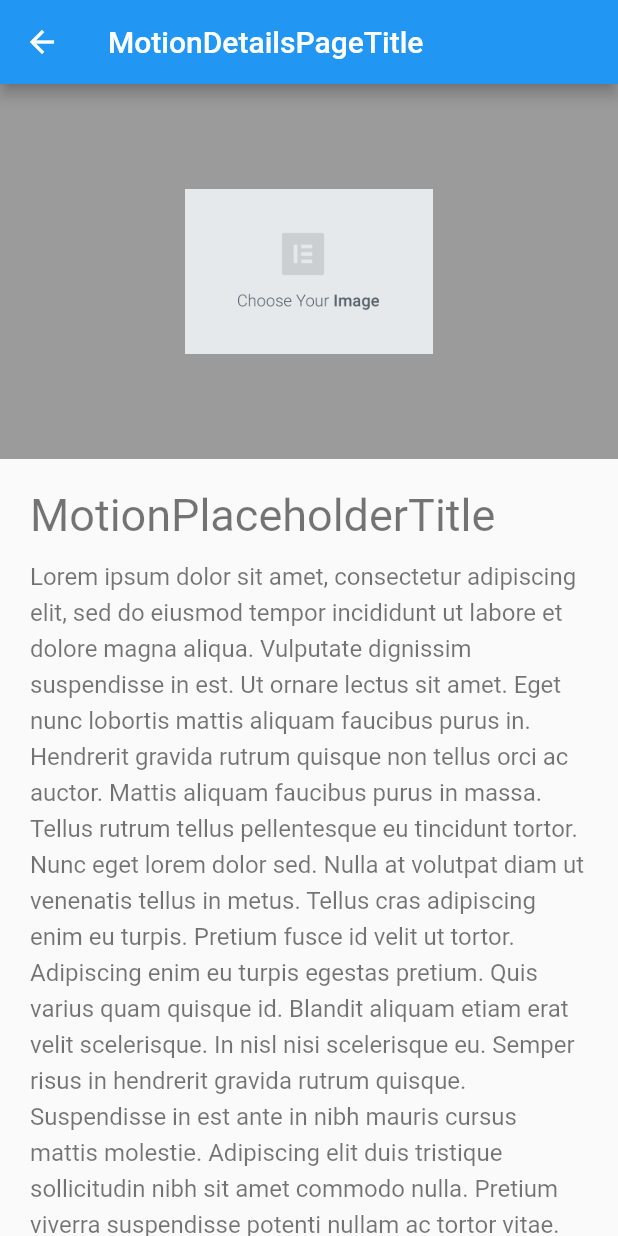
After one commit to fuwamaki/function-confirm-flutter, a Flutter app: the OpenContainerTransformDemo screen opened directly, after a tap on "MotionPlaceholderTitle", on a phone screen of 412 x 824 dp. The commit adds this screen. Run offline on Flutter 3.47's test engine with Material 2 defaults, Android fonts, the phone set to English and light mode, and no system bars; our stand-ins replace fluttertoast; generated files the repository leaves out were written again.

Commit message:
add segue_animation_page

```diff
--- a/lib/component/home_list.dart
+++ b/lib/component/home_list.dart
@@ -4,6 +4,7 @@ import '../screen/sample_page.dart';
 import '../screen/test_list_page.dart';
 import '../screen/typography_page.dart';
 import '../screen/color_palette_page.dart';
+import '../screen/segue_animation_page.dart';
 
 Widget homeList(BuildContext context) {
   return ListView(children: [
@@ -23,5 +24,11 @@ Widget homeList(BuildContext context) {
       Navigator.push(
           context, MaterialPageRoute(builder: (context) => ColorPalettePage()));
     }),
+    homeListItem("segue animation", () {
+      Navigator.push(
+          context,
+          MaterialPageRoute(
+              builder: (context) => OpenContainerTransformDemo()));
+    }),
   ]);
 }
--- /dev/null
+++ b/lib/screen/segue_animation_page.dart
@@ -0,0 +1,566 @@
+// Copyright 2019 The Flutter Authors. All rights reserved.
+// Use of this source code is governed by a BSD-style license that can be
+// found in the LICENSE file.
+
+import 'package:animations/animations.dart';
+import 'package:flutter/material.dart';
+
+const String _loremIpsumParagraph =
+    'Lorem ipsum dolor sit amet, consectetur adipiscing elit, sed do eiusmod '
+    'tempor incididunt ut labore et dolore magna aliqua. Vulputate dignissim '
+    'suspendisse in est. Ut ornare lectus sit amet. Eget nunc lobortis mattis '
+    'aliquam faucibus purus in. Hendrerit gravida rutrum quisque non tellus '
+    'orci ac auctor. Mattis aliquam faucibus purus in massa. Tellus rutrum '
+    'tellus pellentesque eu tincidunt tortor. Nunc eget lorem dolor sed. Nulla '
+    'at volutpat diam ut venenatis tellus in metus. Tellus cras adipiscing enim '
+    'eu turpis. Pretium fusce id velit ut tortor. Adipiscing enim eu turpis '
+    'egestas pretium. Quis varius quam quisque id. Blandit aliquam etiam erat '
+    'velit scelerisque. In nisl nisi scelerisque eu. Semper risus in hendrerit '
+    'gravida rutrum quisque. Suspendisse in est ante in nibh mauris cursus '
+    'mattis molestie. Adipiscing elit duis tristique sollicitudin nibh sit '
+    'amet commodo nulla. Pretium viverra suspendisse potenti nullam ac tortor '
+    'vitae.\n'
+    '\n'
+    'Lorem ipsum dolor sit amet, consectetur adipiscing elit, sed do eiusmod '
+    'tempor incididunt ut labore et dolore magna aliqua. Vulputate dignissim '
+    'suspendisse in est. Ut ornare lectus sit amet. Eget nunc lobortis mattis '
+    'aliquam faucibus purus in. Hendrerit gravida rutrum quisque non tellus '
+    'orci ac auctor. Mattis aliquam faucibus purus in massa. Tellus rutrum '
+    'tellus pellentesque eu tincidunt tortor. Nunc eget lorem dolor sed. Nulla '
+    'at volutpat diam ut venenatis tellus in metus. Tellus cras adipiscing enim '
+    'eu turpis. Pretium fusce id velit ut tortor. Adipiscing enim eu turpis '
+    'egestas pretium. Quis varius quam quisque id. Blandit aliquam etiam erat '
+    'velit scelerisque. In nisl nisi scelerisque eu. Semper risus in hendrerit '
+    'gravida rutrum quisque. Suspendisse in est ante in nibh mauris cursus '
+    'mattis molestie. Adipiscing elit duis tristique sollicitudin nibh sit '
+    'amet commodo nulla. Pretium viverra suspendisse potenti nullam ac tortor '
+    'vitae';
+
+const double _fabDimension = 56;
+
+class OpenContainerTransformDemo extends StatefulWidget {
+  const OpenContainerTransformDemo({Key? key}) : super(key: key);
+
+  @override
+  State<OpenContainerTransformDemo> createState() =>
+      _OpenContainerTransformDemoState();
+}
+
+class _OpenContainerTransformDemoState
+    extends State<OpenContainerTransformDemo> {
+  final GlobalKey<ScaffoldState> _scaffoldKey = GlobalKey<ScaffoldState>();
+  ContainerTransitionType _transitionType = ContainerTransitionType.fade;
+
+  void _showSettingsBottomModalSheet(BuildContext context) {
+    showModalBottomSheet<void>(
+      context: context,
+      builder: (context) {
+        return StatefulBuilder(
+          builder: (context, setModalState) {
+            return Container(
+              height: 125,
+              padding: const EdgeInsets.all(15),
+              child: Column(
+                crossAxisAlignment: CrossAxisAlignment.start,
+                children: [
+                  Text(
+                    "TransformModalBottomSheetTitle",
+                    style: Theme.of(context).textTheme.caption,
+                  ),
+                  const SizedBox(
+                    height: 12,
+                  ),
+                  ToggleButtons(
+                    borderRadius: BorderRadius.circular(2),
+                    selectedBorderColor: Theme.of(context).colorScheme.primary,
+                    onPressed: (index) {
+                      setModalState(() {
+                        setState(() {
+                          _transitionType = index == 0
+                              ? ContainerTransitionType.fade
+                              : ContainerTransitionType.fadeThrough;
+                        });
+                      });
+                    },
+                    isSelected: <bool>[
+                      _transitionType == ContainerTransitionType.fade,
+                      _transitionType == ContainerTransitionType.fadeThrough,
+                    ],
+                    children: [
+                      Text(
+                        "Fade",
+                      ),
+                      Padding(
+                        padding: const EdgeInsets.symmetric(
+                          horizontal: 10,
+                        ),
+                        child: Text(
+                          "FadeThrough",
+                        ),
+                      ),
+                    ],
+                  ),
+                ],
+              ),
+            );
+          },
+        );
+      },
+    );
+  }
+
+  @override
+  Widget build(BuildContext context) {
+    final colorScheme = Theme.of(context).colorScheme;
+
+    return Navigator(
+      // Adding [ValueKey] to make sure that the widget gets rebuilt when
+      // changing type.
+      key: ValueKey(_transitionType),
+      onGenerateRoute: (settings) {
+        return MaterialPageRoute<void>(
+          builder: (context) => Scaffold(
+            key: _scaffoldKey,
+            appBar: AppBar(
+              title: Column(
+                children: [
+                  Text(
+                    "TransformTitle",
+                  ),
+                  Text(
+                    '(${"TransformDemoInstructions"})',
+                    style: Theme.of(context)
+                        .textTheme
+                        .subtitle2!
+                        .copyWith(color: Colors.white),
+                  ),
+                ],
+              ),
+              actions: [
+                IconButton(
+                  icon: const Icon(
+                    Icons.settings,
+                  ),
+                  onPressed: () {
+                    _showSettingsBottomModalSheet(context);
+                  },
+                ),
+              ],
+            ),
+            body: ListView(
+              padding: const EdgeInsets.all(8),
+              children: [
+                _OpenContainerWrapper(
+                  transitionType: _transitionType,
+                  closedBuilder: (context, openContainer) {
+                    return _DetailsCard(openContainer: openContainer);
+                  },
+                ),
+                const SizedBox(height: 16),
+                _OpenContainerWrapper(
+                  transitionType: _transitionType,
+                  closedBuilder: (context, openContainer) {
+                    return _DetailsListTile(openContainer: openContainer);
+                  },
+                ),
+                const SizedBox(
+                  height: 16,
+                ),
+                Row(
+                  children: [
+                    Expanded(
+                      child: _OpenContainerWrapper(
+                        transitionType: _transitionType,
+                        closedBuilder: (context, openContainer) {
+                          return _SmallDetailsCard(
+                            openContainer: openContainer,
+                            subtitle: "MotionPlaceholderSubtitle",
+                          );
+                        },
+                      ),
+                    ),
+                    const SizedBox(
+                      width: 8,
+                    ),
+                    Expanded(
+                      child: _OpenContainerWrapper(
+                        transitionType: _transitionType,
+                        closedBuilder: (context, openContainer) {
+                          return _SmallDetailsCard(
+                            openContainer: openContainer,
+                            subtitle: "MotionPlaceholderSubtitle",
+                          );
+                        },
+                      ),
+                    ),
+                  ],
+                ),
+                const SizedBox(
+                  height: 16,
+                ),
+                Row(
+                  children: [
+                    Expanded(
+                      child: _OpenContainerWrapper(
+                        transitionType: _transitionType,
+                        closedBuilder: (context, openContainer) {
+                          return _SmallDetailsCard(
+                            openContainer: openContainer,
+                            subtitle: "MotionSmallPlaceholderSubtitle",
+                          );
+                        },
+                      ),
+                    ),
+                    const SizedBox(
+                      width: 8,
+                    ),
+                    Expanded(
+                      child: _OpenContainerWrapper(
+                        transitionType: _transitionType,
+                        closedBuilder: (context, openContainer) {
+                          return _SmallDetailsCard(
+                            openContainer: openContainer,
+                            subtitle: "MotionSmallPlaceholderSubtitle",
+                          );
+                        },
+                      ),
+                    ),
+                    const SizedBox(
+                      width: 8,
+                    ),
+                    Expanded(
+                      child: _OpenContainerWrapper(
+                        transitionType: _transitionType,
+                        closedBuilder: (context, openContainer) {
+                          return _SmallDetailsCard(
+                            openContainer: openContainer,
+                            subtitle: "MotionSmallPlaceholderSubtitle",
+                          );
+                        },
+                      ),
+                    ),
+                  ],
+                ),
+                const SizedBox(
+                  height: 16,
+                ),
+                ...List.generate(10, (index) {
+                  return OpenContainer<bool>(
+                    transitionType: _transitionType,
+                    openBuilder: (context, openContainer) =>
+                        const _DetailsPage(),
+                    tappable: false,
+                    closedShape: const RoundedRectangleBorder(),
+                    closedElevation: 0,
+                    closedBuilder: (context, openContainer) {
+                      return ListTile(
+                        leading: Image.asset(
+                          'assets/placeholder_image.png',
+                          width: 40,
+                        ),
+                        onTap: openContainer,
+                        title: Text(
+                          '${"MotionListTileTitle"} ${index + 1}',
+                        ),
+                        subtitle: Text(
+                          "MotionPlaceholderSubtitle",
+                        ),
+                      );
+                    },
+                  );
+                }),
+              ],
+            ),
+            floatingActionButton: OpenContainer(
+              transitionType: _transitionType,
+              openBuilder: (context, openContainer) => const _DetailsPage(),
+              closedElevation: 6,
+              closedShape: const RoundedRectangleBorder(
+                borderRadius: BorderRadius.all(
+                  Radius.circular(_fabDimension / 2),
+                ),
+              ),
+              closedColor: colorScheme.secondary,
+              closedBuilder: (context, openContainer) {
+                return SizedBox(
+                  height: _fabDimension,
+                  width: _fabDimension,
+                  child: Center(
+                    child: Icon(
+                      Icons.add,
+                      color: colorScheme.onSecondary,
+                    ),
+                  ),
+                );
+              },
+            ),
+          ),
+        );
+      },
+    );
+  }
+}
+
+class _OpenContainerWrapper extends StatelessWidget {
+  const _OpenContainerWrapper({
+    required this.closedBuilder,
+    required this.transitionType,
+  });
+
+  final CloseContainerBuilder closedBuilder;
+  final ContainerTransitionType transitionType;
+
+  @override
+  Widget build(BuildContext context) {
+    return OpenContainer<bool>(
+      transitionType: transitionType,
+      openBuilder: (context, openContainer) => const _DetailsPage(),
+      tappable: false,
+      closedBuilder: closedBuilder,
+    );
+  }
+}
+
+class _DetailsCard extends StatelessWidget {
+  const _DetailsCard({required this.openContainer});
+
+  final VoidCallback openContainer;
+
+  @override
+  Widget build(BuildContext context) {
+    return _InkWellOverlay(
+      openContainer: openContainer,
+      height: 300,
+      child: Column(
+        crossAxisAlignment: CrossAxisAlignment.stretch,
+        children: [
+          Expanded(
+            child: Container(
+              color: Colors.black38,
+              child: Center(
+                child: Image.asset(
+                  'assets/placeholder_image.png',
+                  width: 100,
+                ),
+              ),
+            ),
+          ),
+          ListTile(
+            title: Text(
+              "MotionPlaceholderTitle",
+            ),
+            subtitle: Text(
+              "MotionPlaceholderSubtitle",
+            ),
+          ),
+          Padding(
+            padding: const EdgeInsets.only(
+              left: 16,
+              right: 16,
+              bottom: 16,
+            ),
+            child: Text(
+              'Lorem ipsum dolor sit amet, consectetur '
+              'adipiscing elit, sed do eiusmod tempor.',
+              style: Theme.of(context).textTheme.bodyText2!.copyWith(
+                    color: Colors.black54,
+                    inherit: false,
+                  ),
+            ),
+          ),
+        ],
+      ),
+    );
+  }
+}
+
+class _SmallDetailsCard extends StatelessWidget {
+  const _SmallDetailsCard({
+    required this.openContainer,
+    required this.subtitle,
+  });
+
+  final VoidCallback openContainer;
+  final String subtitle;
+
+  @override
+  Widget build(BuildContext context) {
+    final textTheme = Theme.of(context).textTheme;
+
+    return _InkWellOverlay(
+      openContainer: openContainer,
+      height: 225,
+      child: Column(
+        crossAxisAlignment: CrossAxisAlignment.start,
+        children: [
+          Container(
+            color: Colors.black38,
+            height: 150,
+            child: Center(
+              child: Image.asset(
+                'assets/placeholder_image.png',
+                width: 80,
+              ),
+            ),
+          ),
+          Expanded(
+            child: Padding(
+              padding: const EdgeInsets.all(10),
+              child: Column(
+                mainAxisAlignment: MainAxisAlignment.center,
+                crossAxisAlignment: CrossAxisAlignment.start,
+                children: [
+                  Text(
+                    "MotionPlaceholderTitle",
+                    style: textTheme.headline6,
+                  ),
+                  const SizedBox(
+                    height: 4,
+                  ),
+                  Text(
+                    subtitle,
+                    style: textTheme.caption,
+                  ),
+                ],
+              ),
+            ),
+          ),
+        ],
+      ),
+    );
+  }
+}
+
+class _DetailsListTile extends StatelessWidget {
+  const _DetailsListTile({required this.openContainer});
+
+  final VoidCallback openContainer;
+
+  @override
+  Widget build(BuildContext context) {
+    final textTheme = Theme.of(context).textTheme;
+    const height = 120.0;
+
+    return _InkWellOverlay(
+      openContainer: openContainer,
+      height: height,
+      child: Row(
+        children: [
+          Container(
+            color: Colors.black38,
+            height: height,
+            width: height,
+            child: Center(
+              child: Image.asset(
+                'assets/placeholder_image.png',
+                width: 60,
+              ),
+            ),
+          ),
+          Expanded(
+            child: Padding(
+              padding: const EdgeInsets.all(20),
+              child: Column(
+                crossAxisAlignment: CrossAxisAlignment.start,
+                children: [
+                  Text(
+                    "MotionPlaceholderTitle",
+                    style: textTheme.subtitle1,
+                  ),
+                  const SizedBox(
+                    height: 8,
+                  ),
+                  Text(
+                    'Lorem ipsum dolor sit amet, consectetur '
+                    'adipiscing elit,',
+                    style: textTheme.caption,
+                  ),
+                ],
+              ),
+            ),
+          ),
+        ],
+      ),
+    );
+  }
+}
+
+class _InkWellOverlay extends StatelessWidget {
+  const _InkWellOverlay({
+    required this.openContainer,
+    required this.height,
+    required this.child,
+  });
+
+  final VoidCallback openContainer;
+  final double height;
+  final Widget child;
+
+  @override
+  Widget build(BuildContext context) {
+    return SizedBox(
+      height: height,
+      child: InkWell(
+        onTap: openContainer,
+        child: child,
+      ),
+    );
+  }
+}
+
+class _DetailsPage extends StatelessWidget {
+  const _DetailsPage();
+
+  @override
+  Widget build(BuildContext context) {
+    final textTheme = Theme.of(context).textTheme;
+
+    return Scaffold(
+      appBar: AppBar(
+        title: Text(
+          "MotionDetailsPageTitle",
+        ),
+      ),
+      body: ListView(
+        children: [
+          Container(
+            color: Colors.black38,
+            height: 250,
+            child: Padding(
+              padding: const EdgeInsets.all(70),
+              child: Image.asset(
+                'assets/placeholder_image.png',
+              ),
+            ),
+          ),
+          Padding(
+            padding: const EdgeInsets.all(20),
+            child: Column(
+              crossAxisAlignment: CrossAxisAlignment.start,
+              children: [
+                Text(
+                  "MotionPlaceholderTitle",
+                  style: textTheme.headline5!.copyWith(
+                    color: Colors.black54,
+                    fontSize: 30,
+                  ),
+                ),
+                const SizedBox(
+                  height: 10,
+                ),
+                Text(
+                  _loremIpsumParagraph,
+                  style: textTheme.bodyText2!.copyWith(
+                    color: Colors.black54,
+                    height: 1.5,
+                    fontSize: 16,
+                  ),
+                ),
+              ],
+            ),
+          ),
+        ],
+      ),
+    );
+  }
+}
--- a/pubspec.yaml
+++ b/pubspec.yaml
@@ -17,6 +17,7 @@ dependencies:
 
   cupertino_icons: ^1.0.2
   fluttertoast: ^8.0.9
+  animations: ^2.0.2
 
 dev_dependencies:
   flutter_test:
@@ -25,3 +26,5 @@ dev_dependencies:
 flutter:
   uses-material-design: true
   generate: true
+  assets:
+    - assets/
```
Also changed, not shown: assets/placeholder_image.png (added), pubspec.lock.
